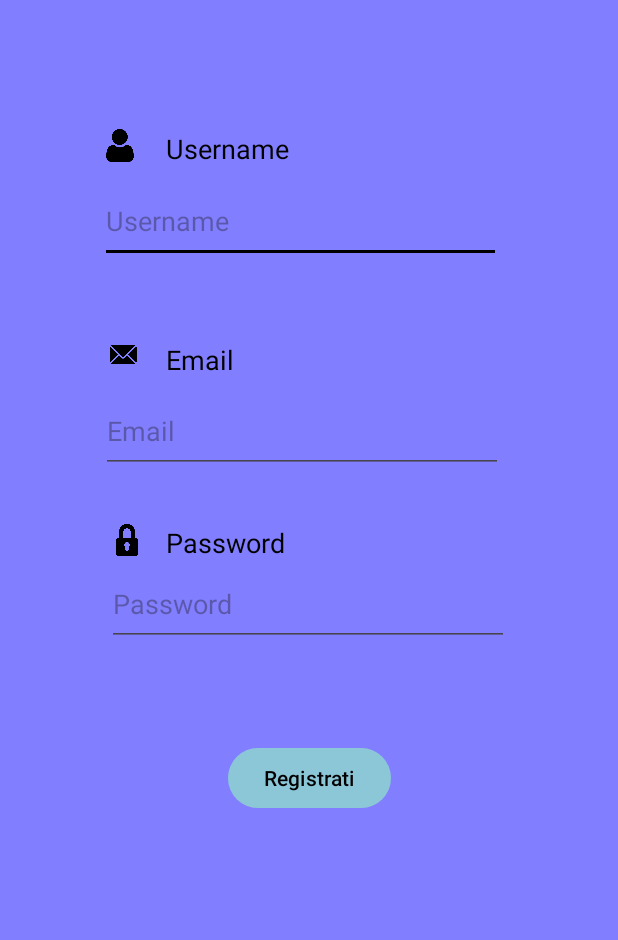
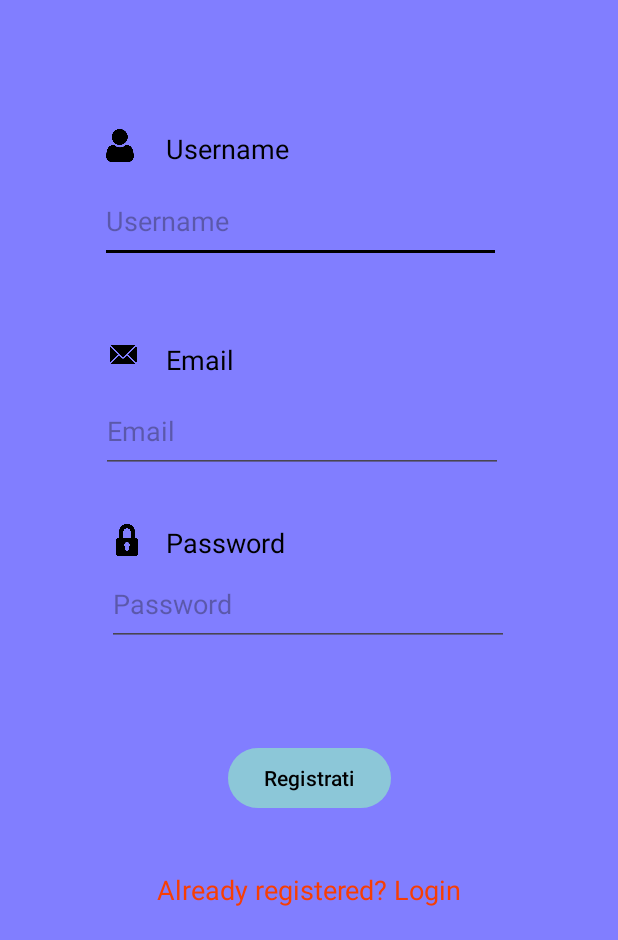
Before and after one commit to ManuelMarrone/UniLife, an Android app: the RegistrazioneActivity screen opened directly, with no data from a screen before it, on a phone screen of 412 x 824 dp, the part 296-1236 px from its top. Run offline under Robolectric (Android 15) with nearby library versions, the phone set to English and light mode, and no system bars; our stand-ins replace Firebase (no records; nobody signed in at launch, a user with empty details on screens opened directly).

Commit message:
Registrazione fatta

```diff
--- a/app/src/main/AndroidManifest.xml
+++ b/app/src/main/AndroidManifest.xml
@@ -12,6 +12,7 @@
         android:supportsRtl="true"
         android:theme="@style/Theme.UniFile"
         tools:targetApi="31">
+
         <activity
             android:name=".View.AttivitaActivity"
             android:exported="false" />
@@ -22,15 +23,17 @@
             android:name=".View.MainActivity"
             android:exported="false" />
         <activity
-            android:name=".View.RegistrazioneActivity"
+          android:name=".View.RegistrazioneActivity"
             android:exported="false" />
         <activity
             android:name=".View.AccessoActivity"
             android:exported="true">
             <intent-filter>
                 <action android:name="android.intent.action.MAIN" />
+
                 <category android:name="android.intent.category.LAUNCHER" />
             </intent-filter>
+
         </activity>
     </application>
 
--- a/app/src/main/java/com/example/unilife/View/RegistrazioneActivity.kt
+++ b/app/src/main/java/com/example/unilife/View/RegistrazioneActivity.kt
@@ -1,12 +1,58 @@
 package com.example.unilife.View
 
+import android.content.Intent
 import android.os.Bundle
+import android.widget.Toast
 import androidx.appcompat.app.AppCompatActivity
 import com.example.unilife.R
+import com.google.firebase.auth.FirebaseAuth
+import com.example.unilife.databinding.ActivityRegistrazioneBinding
 
 class RegistrazioneActivity : AppCompatActivity() {
+
+    private lateinit var binding: ActivityRegistrazioneBinding
+    private lateinit var firebaseAuth: FirebaseAuth
     override fun onCreate(savedInstanceState: Bundle?) {
         super.onCreate(savedInstanceState)
-        setContentView(R.layout.activity_registrazione)
+        binding = ActivityRegistrazioneBinding.inflate(layoutInflater)
+        setContentView(binding.root)
+
+        firebaseAuth = FirebaseAuth.getInstance()
+        binding.registrazioneButton.setOnClickListener {registraClick()}
+        binding.loginText.setOnClickListener {loginClick()}
+        }
+
+
+    /** metodo per creare un account*/
+    private fun registraClick() {
+
+        val email = binding.editTextRegistrazioneEmail.text.toString()
+        val password = binding.editTextRegistrazionePassword.text.toString()
+
+        if (email.isNotEmpty() && password.isNotEmpty()) {
+
+            firebaseAuth.createUserWithEmailAndPassword(email, password)
+                .addOnCompleteListener(this) { task ->
+                    if (task.isSuccessful) {
+                        Toast.makeText(this, "Sign up successful", Toast.LENGTH_SHORT)
+                            .show()
+                        val intent = Intent(this, AccessoActivity::class.java)
+                        startActivity(intent)
+                        finish()
+
+                    } else {
+                        Toast.makeText(this, "Sign up failed", Toast.LENGTH_SHORT).show()
+                    }
+
+                }
+
+        } else {
+            Toast.makeText(this, "Enter email and password", Toast.LENGTH_SHORT).show()
+        }
     }
-}
+    /** metodo per accedere direttamente all'interfaccia' di login*/
+    private fun loginClick(){
+        startActivity(Intent(this, AccessoActivity::class.java))
+        finish()
+    }
+        }
--- a/app/src/main/res/layout/activity_registrazione.xml
+++ b/app/src/main/res/layout/activity_registrazione.xml
@@ -51,7 +51,7 @@
         android:foregroundTint="#060C10"
         android:hint="@string/username"
         android:inputType="text"
-        app:layout_constraintBottom_toTopOf="@+id/editTextEmail"
+        app:layout_constraintBottom_toTopOf="@+id/editTextRegistrazioneEmail"
         app:layout_constraintEnd_toEndOf="parent"
         app:layout_constraintHorizontal_bias="0.462"
         app:layout_constraintStart_toStartOf="parent"
@@ -69,14 +69,14 @@
         app:layout_constraintStart_toStartOf="@+id/imageView5" />
 
     <EditText
-        android:id="@+id/editTextEmail"
+        android:id="@+id/editTextRegistrazioneEmail"
         android:layout_width="268dp"
         android:layout_height="55dp"
         android:layout_marginBottom="60dp"
         android:ems="10"
         android:hint="@string/email"
         android:inputType="textEmailAddress"
-        app:layout_constraintBottom_toTopOf="@+id/editTextPassword"
+        app:layout_constraintBottom_toTopOf="@+id/editTextRegistrazionePassword"
         app:layout_constraintEnd_toEndOf="parent"
         app:layout_constraintHorizontal_bias="0.468"
         app:layout_constraintStart_toStartOf="parent" />
@@ -104,14 +104,14 @@
         app:layout_constraintStart_toStartOf="@+id/imageView4" />
 
     <EditText
-        android:id="@+id/editTextPassword"
+        android:id="@+id/editTextRegistrazionePassword"
         android:layout_width="268dp"
         android:layout_height="55dp"
         android:layout_marginBottom="64dp"
         android:ems="10"
         android:hint="@string/password"
         android:inputType="textPassword"
-        app:layout_constraintBottom_toTopOf="@+id/button"
+        app:layout_constraintBottom_toTopOf="@+id/registrazioneButton"
         app:layout_constraintEnd_toEndOf="parent"
         app:layout_constraintHorizontal_bias="0.496"
         app:layout_constraintStart_toStartOf="parent" />
@@ -155,7 +155,7 @@
         app:layout_constraintStart_toStartOf="parent" />
 
     <Button
-        android:id="@+id/button"
+        android:id="@+id/registrazioneButton"
         android:layout_width="wrap_content"
         android:layout_height="wrap_content"
         android:layout_marginBottom="84dp"
@@ -165,6 +165,20 @@
         app:layout_constraintBottom_toBottomOf="parent"
         app:layout_constraintEnd_toEndOf="parent"
         app:layout_constraintStart_toStartOf="parent" />
+
+    <TextView
+        android:layout_width="0dp"
+        android:layout_height="wrap_content"
+        android:id="@+id/loginText"
+        android:text="Already registered? Login"
+        android:textSize="18sp"
+        android:gravity="center"
+        android:textColor="@color/red"
+        android:layout_marginTop="16dp"
+        app:layout_constraintStart_toStartOf="parent"
+        app:layout_constraintEnd_toEndOf="parent"
+        app:layout_constraintBottom_toBottomOf="parent"
+        app:layout_constraintTop_toBottomOf="@id/registrazioneButton"/>
 
     <androidx.constraintlayout.widget.Guideline
         android:id="@+id/guideline"
--- a/app/src/main/res/values/strings.xml
+++ b/app/src/main/res/values/strings.xml
@@ -59,4 +59,6 @@
     <string name="profile">Profile</string>
     <string name="calendario">Calendario</string>
     <string name="pagamenti">Pagamenti</string>
+    <string name="Email">Email</string>
+    <string name="mail">Email</string>
 </resources>
```
Also changed, not shown: app/src/main/java/com/example/unilife/View/AccessoActivity.kt (+56 -21 lines), app/src/main/res/layout/activity_accesso.xml (+19 -22 lines).
